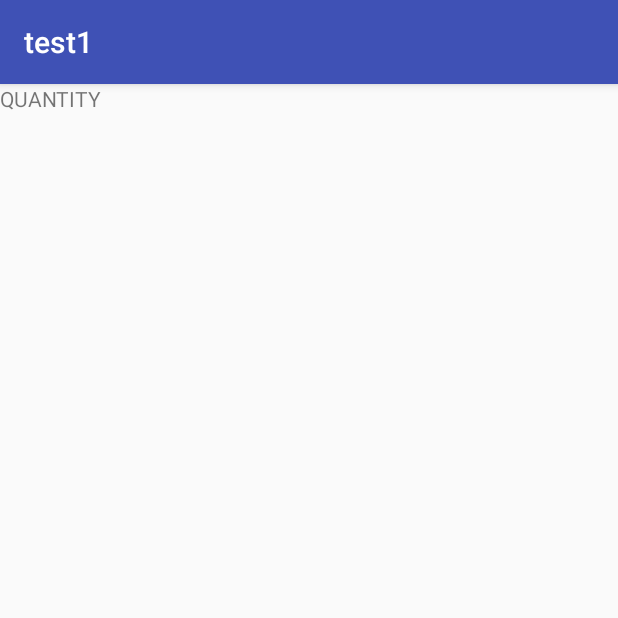
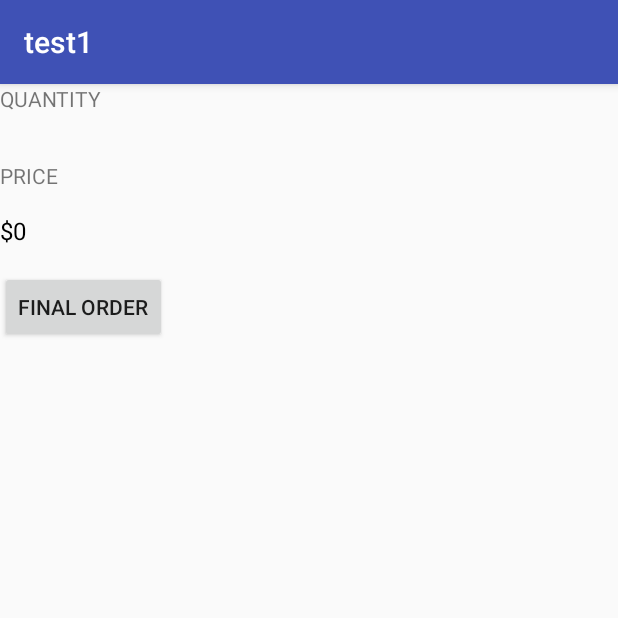
Before and after one commit to rala8730/Android-Inventory, an Android app: the screen it shows after launch (Display), on a phone screen of 412 x 824 dp, the top half of it. Run offline under Robolectric (Android 15) with nearby library versions, the phone set to English and light mode, and no system bars.

Commit message:
testing new activity

```diff
--- a/app/src/main/java/com/example/android/test1/Display.java
+++ b/app/src/main/java/com/example/android/test1/Display.java
@@ -1,23 +1,39 @@
 package com.example.android.test1;
 
 import android.app.Activity;
-import android.content.Intent;
 import android.os.Bundle;
 import android.support.v7.app.AppCompatActivity;
 import android.view.View;
 import android.widget.TextView;
 import java.text.NumberFormat;
+
+
 /**
  * Created by rasmi on 8/24/16.
  */
 public class Display extends AppCompatActivity {
-    int quantity=1;
-    int price=3;
+
+
     @Override
     protected void onCreate(Bundle savedInstanceState) {
         super.onCreate(savedInstanceState);
         setContentView(R.layout.display);
     }
+    int quantity =new  MainActivity().quantity;
+    int price =new MainActivity().price;
+    /**
+     * This method is called when the order button is clicked.
+     */
+    public void finalorder(View view) {
+        String PriceMessage = "Total number of item = " + quantity + "\r\nTotal price = $" + quantity * price + "\r\n\r\nThank you for shopping today ^__^" + "\r\n\t\nHave a nice Day";
+        displayMessage(PriceMessage);
+    }
+    /**
+     * This method displays the given quantity value on the screen.
+     */
+    private void displayMessage(String message) {
+        TextView priceTextView = (TextView) findViewById(R.id.price_text_view);
+        priceTextView.setText(message);
 
-
+    }
 }
--- a/app/src/main/res/layout/display.xml
+++ b/app/src/main/res/layout/display.xml
@@ -11,4 +11,28 @@
         android:text="Quantity"
         android:textAllCaps="true" />
 
+    <TextView
+        android:layout_width="wrap_content"
+        android:layout_height="wrap_content"
+        android:layout_marginBottom="16dp"
+        android:layout_marginTop="16dp"
+        android:text="price"
+        android:textAllCaps="true" />
+
+    <TextView
+        android:id="@+id/price_text_view"
+        android:layout_width="wrap_content"
+        android:layout_height="wrap_content"
+        android:layout_marginBottom="16dp"
+        android:text="$0"
+        android:textColor="@android:color/black"
+        android:textSize="16sp" />
+
+    <Button
+        android:layout_width="wrap_content"
+        android:layout_height="wrap_content"
+        android:layout_marginBottom="16dp"
+        android:onClick="finalorder"
+        android:text="final order"
+        android:textAllCaps="true" />
 </LinearLayout>
```
Also changed, not shown: app/src/main/java/com/example/android/test1/MainActivity.java (+9 -16 lines), app/src/main/res/layout/activity_main.xml (+8 -0 lines).
